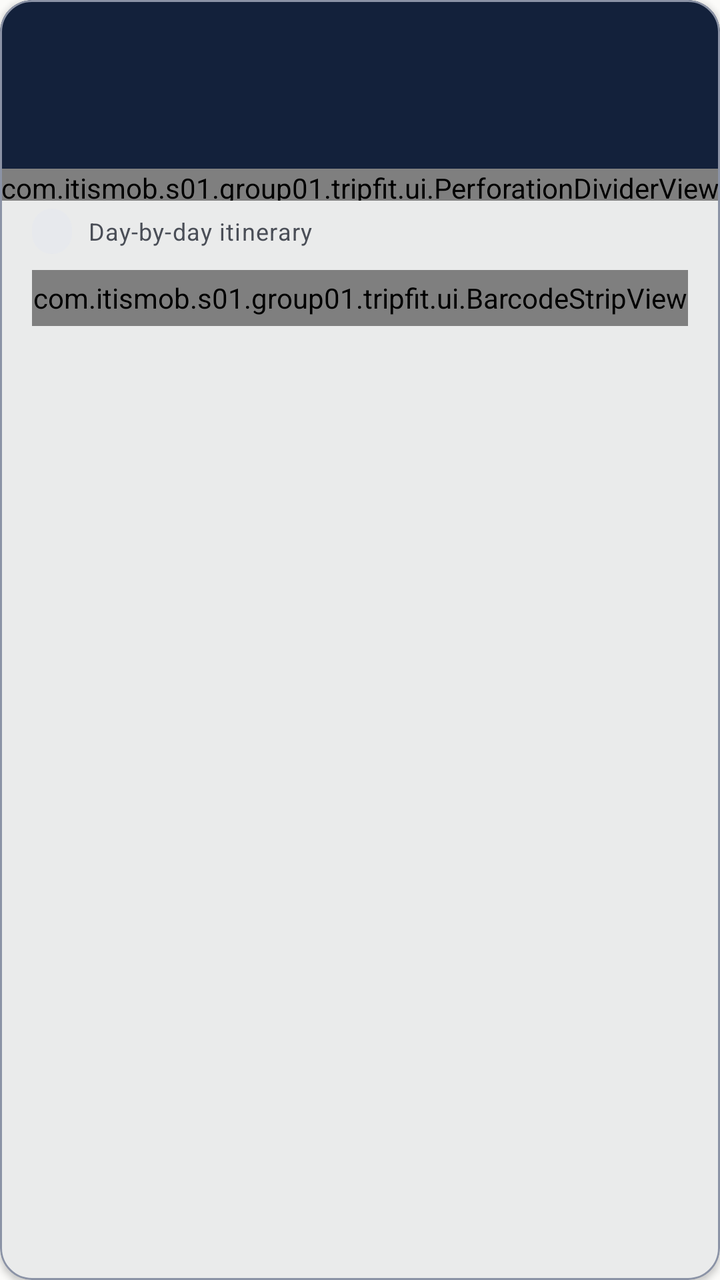
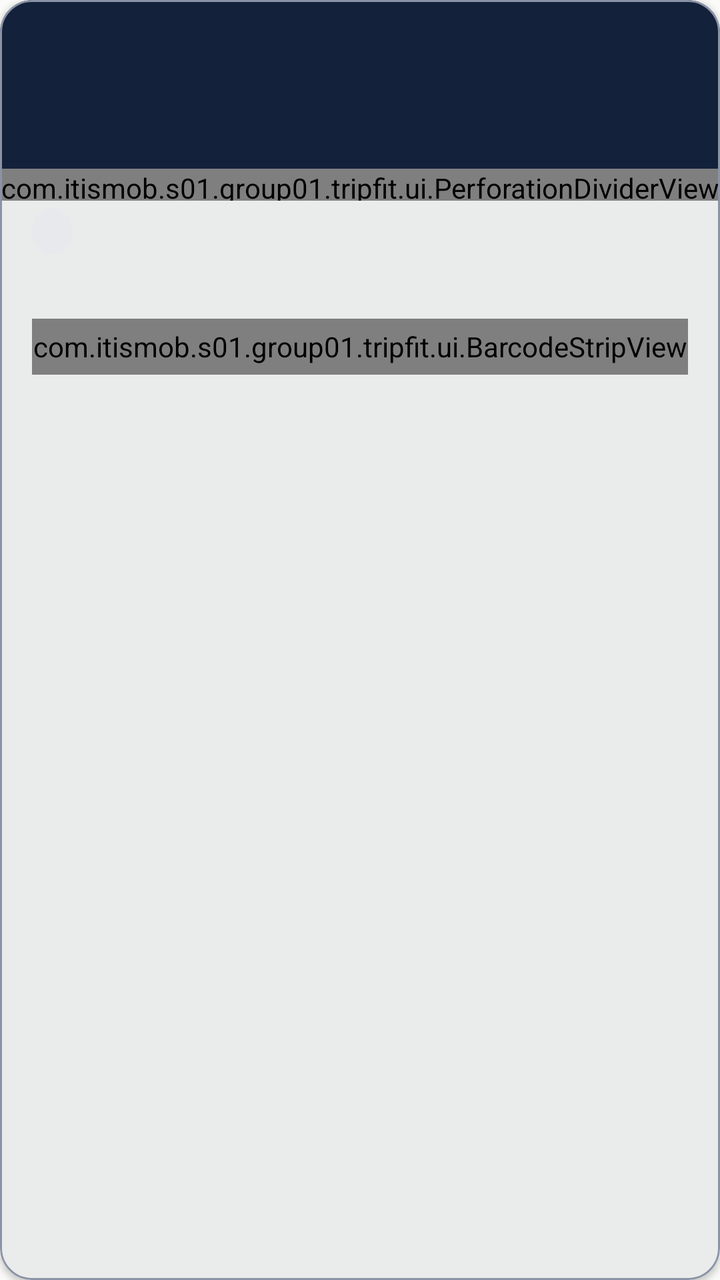

Compare the two renders of this Android layout. The source of the first and the diff that turns it into the second are given below.
<!-- AndroidManifest.xml: application theme Theme.TripFit -->
<!-- res/layout/item_trip_card_hero.xml -->
<?xml version="1.0" encoding="utf-8"?>
<com.google.android.material.card.MaterialCardView xmlns:android="http://schemas.android.com/apk/res/android"
    xmlns:app="http://schemas.android.com/apk/res-auto"
    android:layout_width="match_parent"
    android:layout_height="wrap_content"
    android:layout_marginHorizontal="@dimen/space_md"
    android:layout_marginTop="@dimen/space_sm"
    android:checkable="false"
    android:clickable="true"
    android:focusable="true"
    android:foreground="?attr/selectableItemBackground"
    app:cardBackgroundColor="?attr/colorSurface"
    app:cardCornerRadius="@dimen/card_corner"
    app:cardElevation="2dp"
    app:strokeColor="?attr/colorOutline"
    app:strokeWidth="1dp">

    <LinearLayout
        android:layout_width="match_parent"
        android:layout_height="wrap_content"
        android:orientation="vertical">

        <LinearLayout
            android:layout_width="match_parent"
            android:layout_height="wrap_content"
            android:background="@drawable/bg_ticket_band"
            android:orientation="vertical"
            android:padding="@dimen/space_md">

            <TextView
                android:id="@+id/text_trip_title"
                android:layout_width="match_parent"
                android:layout_height="wrap_content"
                android:textAppearance="?attr/textAppearanceTitleLarge"
                android:textColor="@color/on_ticket_carrier" />

            <TextView
                android:id="@+id/text_trip_ticket_counts"
                android:layout_width="match_parent"
                android:layout_height="wrap_content"
                android:layout_marginTop="@dimen/space_xs"
                android:fontFamily="monospace"
                android:textAppearance="?attr/textAppearanceLabelLarge"
                android:textColor="@color/on_ticket_carrier" />

        </LinearLayout>

        <com.itismob.s01.group01.tripfit.ui.PerforationDividerView
            android:layout_width="match_parent"
            android:layout_height="@dimen/ticket_perforation_height" />

        <LinearLayout
            android:layout_width="match_parent"
            android:layout_height="wrap_content"
            android:gravity="center_vertical"
            android:orientation="horizontal"
            android:paddingHorizontal="@dimen/space_md"
            android:paddingTop="@dimen/space_xs"
            android:paddingBottom="@dimen/space_sm">

            <TextView
                android:id="@+id/text_trip_status"
                android:layout_width="wrap_content"
                android:layout_height="wrap_content"
                android:background="@drawable/bg_badge_draft"
                android:fontFamily="monospace"
                android:paddingHorizontal="@dimen/chip_padding_horizontal"
                android:paddingVertical="@dimen/chip_padding_vertical"
                android:textAppearance="?attr/textAppearanceLabelSmall"
                android:textColor="?attr/colorOnSurfaceVariant" />

            <TextView
                android:layout_width="wrap_content"
                android:layout_height="wrap_content"
                android:layout_marginStart="@dimen/space_sm"
                android:text="@string/itinerary_subtitle"
                android:textAppearance="?attr/textAppearanceBodySmall"
                android:textColor="?attr/colorOnSurfaceVariant" />

        </LinearLayout>

        <com.itismob.s01.group01.tripfit.ui.BarcodeStripView
            android:id="@+id/view_trip_barcode"
            android:layout_width="match_parent"
            android:layout_height="@dimen/ticket_barcode_height"
            android:layout_marginHorizontal="@dimen/space_md"
            android:layout_marginBottom="@dimen/space_md" />

    </LinearLayout>

</com.google.android.material.card.MaterialCardView>
<!-- resources referenced by this layout -->
<resources>
  <color name="on_ticket_carrier">#FFFFFF</color>
  <dimen name="card_corner">16dp</dimen>
  <dimen name="chip_padding_horizontal">10dp</dimen>
  <dimen name="chip_padding_vertical">4dp</dimen>
  <dimen name="space_md">16dp</dimen>
  <dimen name="space_sm">8dp</dimen>
  <dimen name="space_xs">4dp</dimen>
  <dimen name="ticket_barcode_height">28dp</dimen>
  <dimen name="ticket_perforation_height">16dp</dimen>
  <!-- drawable bg_badge_draft (drawable) -->
  <?xml version="1.0" encoding="utf-8"?>
  <shape xmlns:android="http://schemas.android.com/apk/res/android"
      android:shape="rectangle">
      <solid android:color="?attr/colorSurfaceVariant" />
      <corners android:radius="@dimen/chip_corner_radius" />
  </shape>
  <!-- drawable bg_ticket_band (drawable) -->
  <?xml version="1.0" encoding="utf-8"?>
  <shape xmlns:android="http://schemas.android.com/apk/res/android"
      android:shape="rectangle">
      <solid android:color="@color/ticket_carrier_navy" />
      <corners
          android:topLeftRadius="@dimen/card_corner"
          android:topRightRadius="@dimen/card_corner"
          android:bottomLeftRadius="0dp"
          android:bottomRightRadius="0dp" />
  </shape>
  <string name="itinerary_subtitle">Day-by-day itinerary</string>
  <style name="Theme.TripFit" parent="Base.Theme.TripFit" />
  <dimen name="chip_corner_radius">20dp</dimen>
  <color name="ticket_carrier_navy">#13213B</color>
  <style name="Base.Theme.TripFit" parent="Theme.Material3.DayNight.NoActionBar">
          <item name="colorPrimary">@color/md_primary</item>
          <item name="colorOnPrimary">@color/md_on_primary</item>
          <item name="colorPrimaryContainer">@color/md_primary_container</item>
          <item name="colorOnPrimaryContainer">@color/md_on_primary_container</item>
  
          <item name="colorSecondary">@color/md_secondary</item>
          <item name="colorOnSecondary">@color/md_on_secondary</item>
          <item name="colorSecondaryContainer">@color/md_secondary_container</item>
          <item name="colorOnSecondaryContainer">@color/md_on_secondary_container</item>
  
          <item name="android:colorBackground">@color/md_background</item>
          <item name="colorOnBackground">@color/md_on_background</item>
          <item name="colorSurface">@color/md_surface</item>
          <item name="colorOnSurface">@color/md_on_surface</item>
          <item name="colorSurfaceVariant">@color/md_surface_variant</item>
          <item name="colorOnSurfaceVariant">@color/md_on_surface_variant</item>
          <item name="colorOutline">@color/md_outline</item>
      </style>
  <color name="md_primary">#13213B</color>
  <color name="md_on_primary">#FFFFFF</color>
  <color name="md_primary_container">#D7DEEA</color>
  <color name="md_on_primary_container">#13213B</color>
  <color name="md_secondary">#8A5B00</color>
  <color name="md_on_secondary">#FFFFFF</color>
  <color name="md_secondary_container">#FFE8B2</color>
  <color name="md_on_secondary_container">#2B1B00</color>
  <color name="md_background">#FBFBF9</color>
  <color name="md_on_background">#15181D</color>
  <color name="md_surface">#FBFBF9</color>
  <color name="md_on_surface">#15181D</color>
  <color name="md_surface_variant">#E7E9ED</color>
  <color name="md_on_surface_variant">#4A4E57</color>
  <color name="md_outline">#8B93A6</color>
</resources>

<!-- the commit's change to res/layout/item_trip_card_hero.xml (unified diff, before → after) -->
@@ -70,14 +70,24 @@
                 android:textColor="?attr/colorOnSurfaceVariant" />
 
             <TextView
-                android:layout_width="wrap_content"
+                android:id="@+id/text_trip_place"
+                android:layout_width="0dp"
                 android:layout_height="wrap_content"
                 android:layout_marginStart="@dimen/space_sm"
-                android:text="@string/itinerary_subtitle"
+                android:layout_weight="1"
                 android:textAppearance="?attr/textAppearanceBodySmall"
                 android:textColor="?attr/colorOnSurfaceVariant" />
 
         </LinearLayout>
+
+        <TextView
+            android:id="@+id/text_trip_details"
+            android:layout_width="match_parent"
+            android:layout_height="wrap_content"
+            android:layout_marginHorizontal="@dimen/space_md"
+            android:layout_marginBottom="@dimen/space_sm"
+            android:textAppearance="?attr/textAppearanceBodySmall"
+            android:textColor="?attr/colorOnSurfaceVariant" />
 
         <com.itismob.s01.group01.tripfit.ui.BarcodeStripView
             android:id="@+id/view_trip_barcode"
<!-- resource entries referenced after the edit -->
@@ -27,7 +27,6 @@
           android:bottomLeftRadius="0dp"
           android:bottomRightRadius="0dp" />
   </shape>
-  <string name="itinerary_subtitle">Day-by-day itinerary</string>
   <style name="Theme.TripFit" parent="Base.Theme.TripFit" />
   <dimen name="chip_corner_radius">20dp</dimen>
   <color name="ticket_carrier_navy">#13213B</color>
